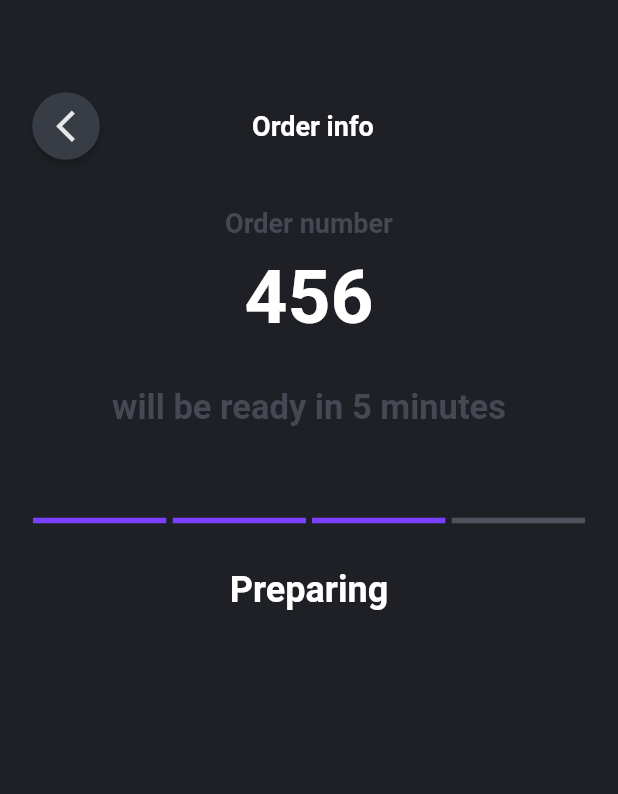
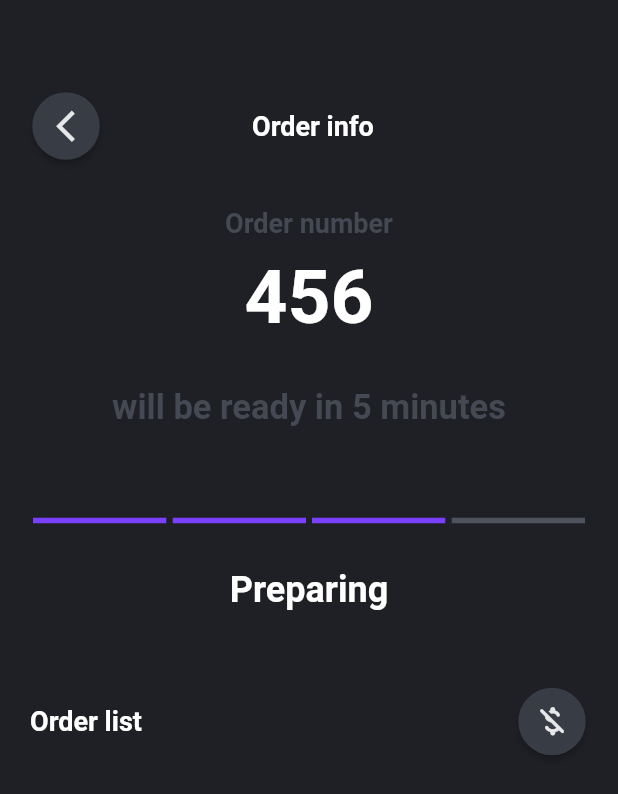
Before and after one commit to tanyarajhans/restaurant_ui_flutter, a Flutter app: the OrderScreen screen opened by its route, on a phone screen of 412 x 824 dp. Shown: the top 794 px of the screen. Run offline on Flutter 3.47's test engine with Material 2 defaults, Android fonts, the phone set to English and light mode, and no system bars; drawn by our look-alikes of step_progress_indicator.

Commit message:
Order screen UI updated

```diff
--- a/lib/order_screen.dart
+++ b/lib/order_screen.dart
@@ -82,6 +82,29 @@ class OrderScreen extends StatelessWidget {
                          textAlign: TextAlign.center,
                          style: TextStyle(color: Colors.white,  fontSize: 24.0, fontWeight: FontWeight.w600)
                          ),
+                         SizedBox(
+                           height: 50.0
+                         ),
+                         Row(
+              mainAxisAlignment: MainAxisAlignment.spaceBetween,
+              children: <Widget>[
+                Text('Order list',
+                         textAlign: TextAlign.center,
+                         style: TextStyle(color: Colors.white,  fontSize: 18.0, fontWeight: FontWeight.w600)
+                         ),
+                RawMaterialButton(
+  onPressed: () {},
+  constraints: BoxConstraints(),
+  elevation: 2.0,
+  fillColor: Color(0xff383c45),
+                child:Icon(Icons.money_off_csred_rounded, size: 25.0,
+                color: Color(0xffe7e8e9)),
+                padding: EdgeInsets.all(10.0),
+  shape: CircleBorder(),
+),
+
+              ],
+            )
                 ]
               )
       )
```
